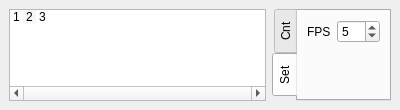
Old version of the form src/animation_panel.ui in the repository LoxoSoftware/IndexBourne.
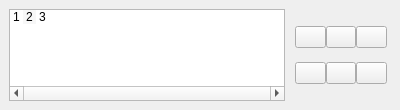
New version of the form. The open tabs and pages were chosen to show the change. Icons and pictures are not drawn. Custom widgets are drawn as their Qt base class.

Commit message: Repurposed resizedialog to be a general project settings dialog and moved framerate setting to there

Diff of the .ui file:
```diff
--- a/src/animation_panel.ui
+++ b/src/animation_panel.ui
@@ -86,29 +86,19 @@
      </widget>
     </item>
     <item>
-     <widget class="QTabWidget" name="tbwAnimation">
+     <widget class="QFrame" name="tbwAnimation">
       <property name="minimumSize">
        <size>
-        <width>118</width>
+        <width>100</width>
         <height>92</height>
        </size>
       </property>
       <property name="maximumSize">
        <size>
-        <width>119</width>
+        <width>100</width>
         <height>92</height>
        </size>
       </property>
-      <property name="tabPosition">
-       <enum>QTabWidget::TabPosition::West</enum>
-      </property>
-      <property name="currentIndex">
-       <number>0</number>
-      </property>
-      <widget class="QWidget" name="tabControls" native="true">
-       <attribute name="title">
-        <string>Cnt</string>
-       </attribute>
        <layout class="QGridLayout" name="gridLayout">
         <property name="leftMargin">
          <number>4</number>
@@ -201,34 +191,6 @@
          </widget>
         </item>
        </layout>
-      </widget>
-      <widget class="QWidget" name="tabSettings">
-       <attribute name="title">
-        <string>Set</string>
-       </attribute>
-       <layout class="QFormLayout" name="formLayout">
-        <item row="0" column="0">
-         <widget class="QLabel" name="label">
-          <property name="text">
-           <string>FPS</string>
-          </property>
-         </widget>
-        </item>
-        <item row="0" column="1">
-         <widget class="QSpinBox" name="spbPlaybackFPS">
-          <property name="minimum">
-           <number>1</number>
-          </property>
-          <property name="maximum">
-           <number>30</number>
-          </property>
-          <property name="value">
-           <number>5</number>
-          </property>
-         </widget>
-        </item>
-       </layout>
-      </widget>
      </widget>
     </item>
    </layout>
```
Lines whose indentation alone changed are shown as unchanged. The commit also changes 17 other files.
